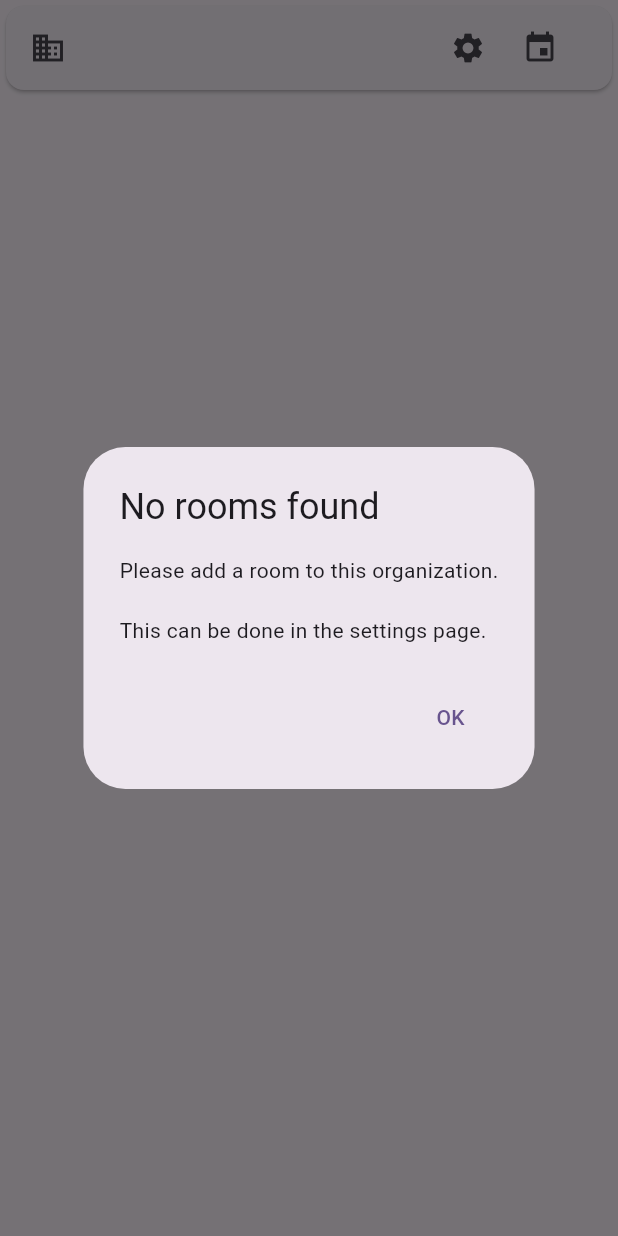
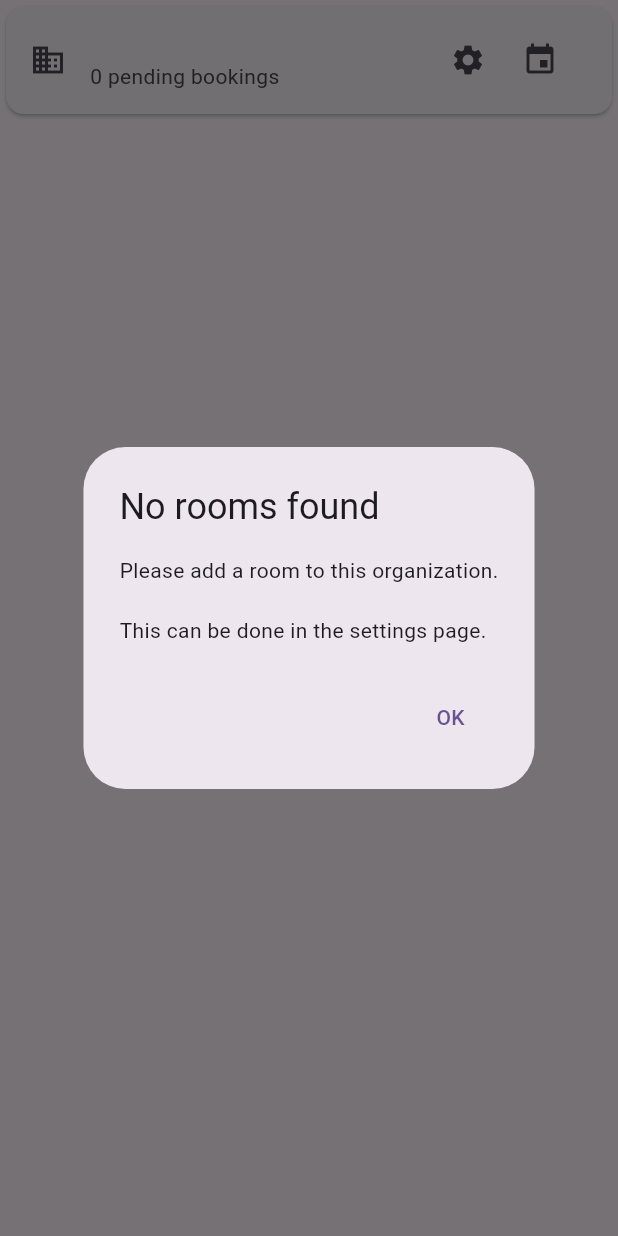
Before and after one commit to GoForthTechnology/RoomBooker, a Flutter app: the OrgTile widget shown alone on an empty page, opened directly with empty values, after a tap on the "event" icon, on a phone screen of 412 x 824 dp. Run offline on Flutter 3.47's test engine with Material 3 defaults, Android fonts, the phone set to English and light mode, and no system bars; our stand-ins replace auto_route, cloud_firestore, firebase_analytics, firebase_auth, firebase_core, rxdart and 1 more; missing offline and left inert: firebase_ui_auth, firebase_ui_oauth_google; accounts and stored records are empty; statements that could not run were skipped.

Commit message:
Improve subtitles on org list screen.

```diff
--- a/lib/screens/landing.dart
+++ b/lib/screens/landing.dart
@@ -5,6 +5,7 @@ import 'package:provider/provider.dart';
 import 'package:room_booker/entities/organization.dart';
 import 'package:room_booker/repos/org_repo.dart';
 import 'package:room_booker/router.dart';
+import 'package:rxdart/rxdart.dart';
 
 @RoutePage()
 class LandingScreen extends StatelessWidget {
@@ -71,6 +72,28 @@ class OrgList extends StatelessWidget {
   }
 }
 
+class CardState {
+  final int numPendingBookings;
+  final int numPendingAdminRequests;
+
+  CardState(
+      {required this.numPendingBookings,
+      required this.numPendingAdminRequests});
+
+  static Stream<CardState> stream(OrgRepo repo, String orgID) {
+    return Rx.combineLatest2(
+      repo.listRequests(
+          orgID: orgID,
+          startTime: DateTime.now(),
+          endTime: DateTime.now().add(Duration(days: 365))),
+      repo.adminRequests(orgID),
+      (pendingRequests, adminRequests) => CardState(
+          numPendingBookings: pendingRequests.length,
+          numPendingAdminRequests: adminRequests.length),
+    );
+  }
+}
+
 class OrgTile extends StatelessWidget {
   final Organization org;
 
@@ -78,11 +101,24 @@ class OrgTile extends StatelessWidget {
 
   @override
   Widget build(BuildContext context) {
+    var orgRepo = Provider.of<OrgRepo>(context, listen: false);
     return Card(
       elevation: 1,
-      child: ListTile(
+      child: StreamBuilder(
+        stream: CardState.stream(orgRepo, org.id!),
+        builder: (context, snapshot) {
+          String? subtitle;
+          if (snapshot.hasData) {
+            var state = snapshot.data!;
+            subtitle = "${state.numPendingAdminRequests} pending bookings";
+            if (state.numPendingAdminRequests > 0) {
+              subtitle += ", ${state.numPendingAdminRequests} admin requests";
+            }
+          }
+          return ListTile(
             leading: const Icon(Icons.business),
             title: Text(org.name),
+            subtitle: subtitle != null ? Text(subtitle) : null,
             trailing: Row(
               mainAxisSize: MainAxisSize.min,
               children: [
@@ -90,6 +126,8 @@ class OrgTile extends StatelessWidget {
                 _viewCalendarButton(context),
               ],
             ),
+          );
+        },
       ),
     );
   }
```
Lines whose indentation alone changed are shown as unchanged.
